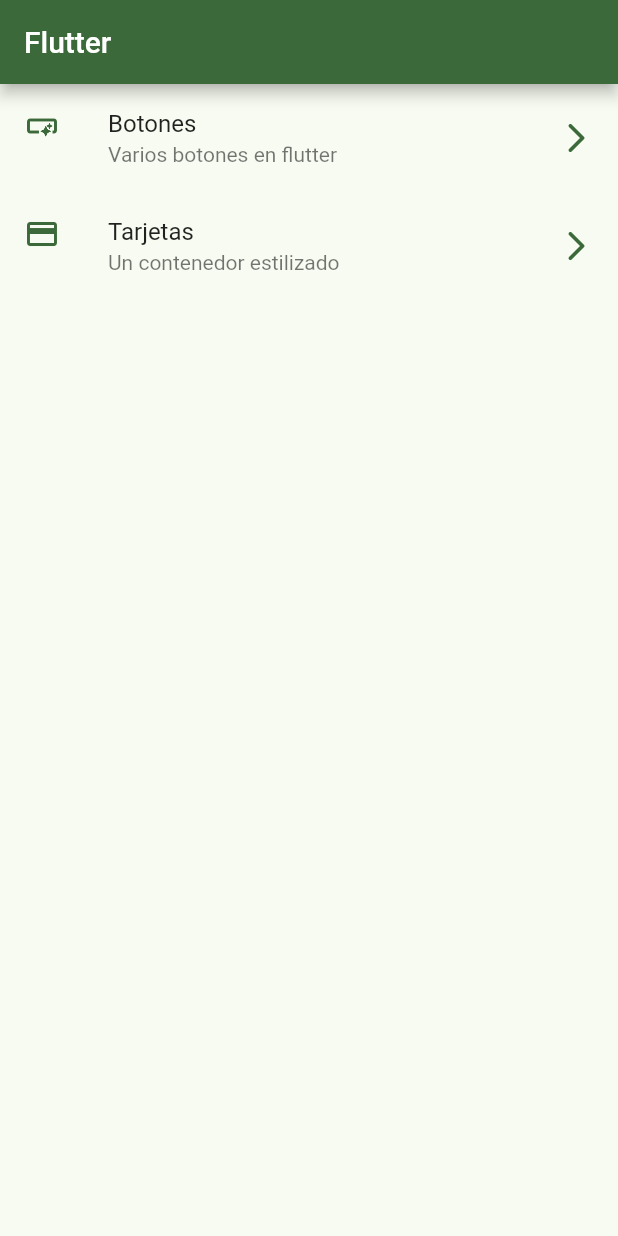
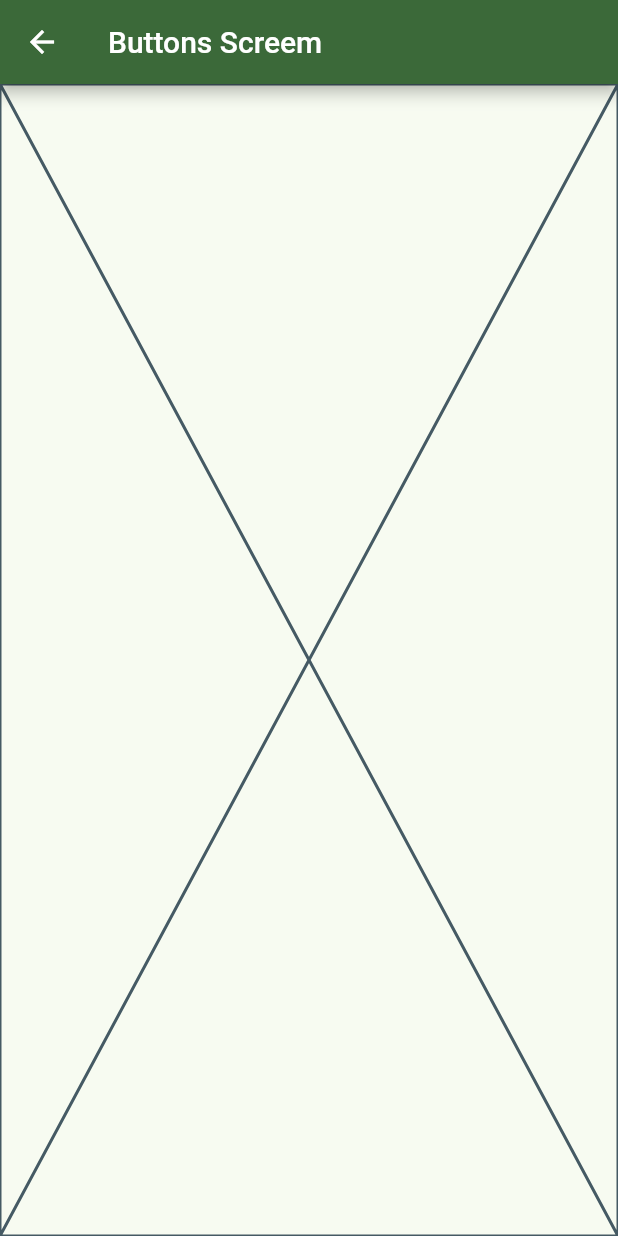
Before and after one commit to Thony091/Widgets, a Flutter app: the screen it shows after launch, after a tap on "Botones", on a phone screen of 412 x 824 dp. Run offline on Flutter 3.47's test engine with Material 2 defaults, Android fonts, the phone set to English and light mode, and no system bars.

Commit message:
rutas basicas configuradas

```diff
--- a/lib/config/menu/menu_items.dart
+++ b/lib/config/menu/menu_items.dart
@@ -28,7 +28,7 @@
     MenuItem(
       tittle: 'Tarjetas',
       subTitle: 'Un contenedor estilizado',
-      link: '/tarjetas',
+      link: '/cards',
       icon: Icons.credit_card
     ),
 
--- a/lib/main.dart
+++ b/lib/main.dart
@@ -1,5 +1,7 @@
 import 'package:flutter/material.dart';
 import 'package:widgets/config/theme/app_theme.dart';
+import 'package:widgets/presentation/screen/buttons/buttons_screen.dart';
+import 'package:widgets/presentation/screen/buttons/cards_screen.dart';
 import 'package:widgets/presentation/screen/home/home_screen.dart';
 
 void main() {
@@ -15,6 +17,10 @@
       debugShowCheckedModeBanner: false,
       theme: AppTheme( selectedColor: 6 ).getTheme(),
       home: const HomeScreen(),
+      routes: {
+        '/buttons':(context) => ButtonsScreen(),
+        '/cards':(context) => CardsScreen(),
+      },
     );
   }
 }
--- /dev/null
+++ b/lib/presentation/screen/buttons/buttons_screen.dart
@@ -0,0 +1,13 @@
+import 'package:flutter/material.dart';
+
+class ButtonsScreen extends StatelessWidget {
+  const ButtonsScreen({super.key});
+
+  @override
+  Widget build(BuildContext context) {
+    return Scaffold(
+      appBar: AppBar(title: Text('Buttons Screem'),),
+      body: const Placeholder(),
+    );
+  }
+}
--- a/lib/presentation/screen/home/home_screen.dart
+++ b/lib/presentation/screen/home/home_screen.dart
@@ -50,7 +50,15 @@
       title: Text(menuItem.tittle),
       subtitle: Text(menuItem.subTitle),
       onTap: () {
-        //TODO navegar a otra pantalla
+
+        // Navigator.of(context).push(
+        //   MaterialPageRoute(
+        //     builder: (context) => const ButtonsScreen(),
+        //   )
+        // );
+
+        Navigator.pushNamed(context, menuItem.link);
+
       },
     );
   }
```
Also changed, not shown: lib/presentation/screen/buttons/cards_screen.dart (added, +13 -0 lines).
